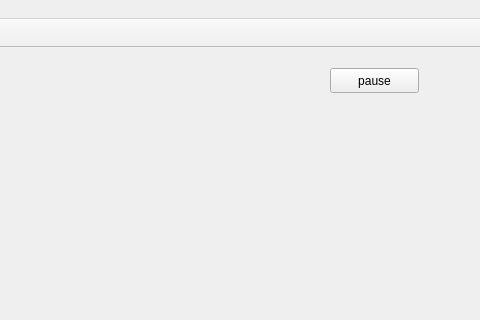
First picture: the form in mainwindow.ui, repository RedocDracula/Emotional_Analysis_QT, before the edit; both pictures show x 320 to 800 and y 0 to 320 of the 800 by 600 pixel window.
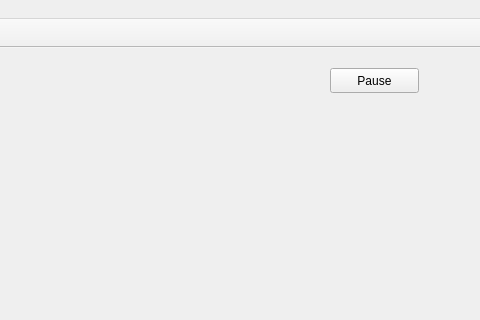
Second picture: the form after the edit. Custom widgets are drawn as their Qt base class.

What changed in the file:
```diff
--- a/mainwindow.ui
+++ b/mainwindow.ui
@@ -207,7 +207,7 @@
      <enum>Qt::NoContextMenu</enum>
     </property>
     <property name="text">
-     <string>pause</string>
+     <string>Pause</string>
     </property>
    </widget>
    <widget class="QWidget" name="horizontalLayoutWidget">
```
